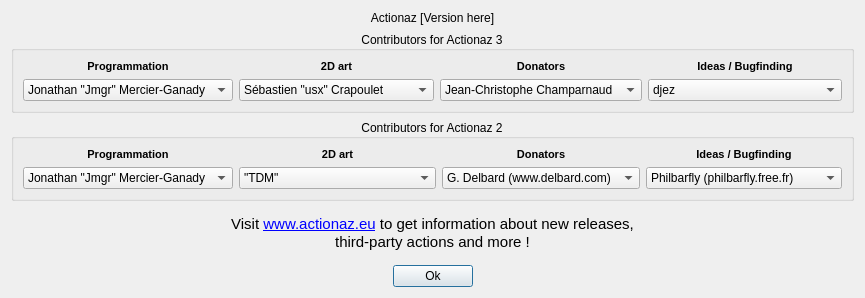
Before: the Qt Designer form gui/aboutdialog.ui in Jmgr/actiona, drawn with Qt 5.
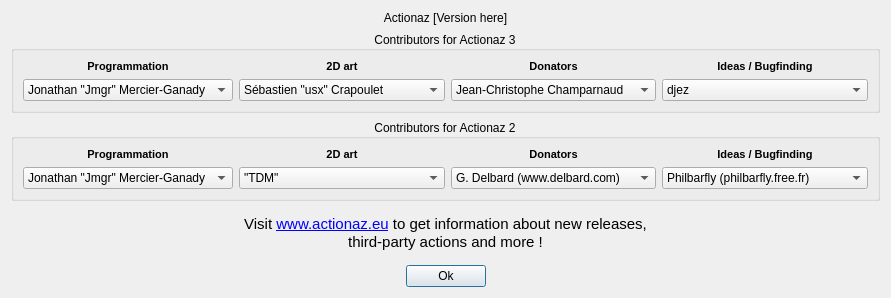
After: the same form once the commit is applied. Icons and pictures are not drawn.

Patch:
```diff
--- a/gui/aboutdialog.ui
+++ b/gui/aboutdialog.ui
@@ -6,7 +6,7 @@
    <rect>
     <x>0</x>
     <y>0</y>
-    <width>865</width>
+    <width>891</width>
     <height>298</height>
    </rect>
   </property>
```
Left out of the diff: 5 changed lines with no effect on the pictures.
